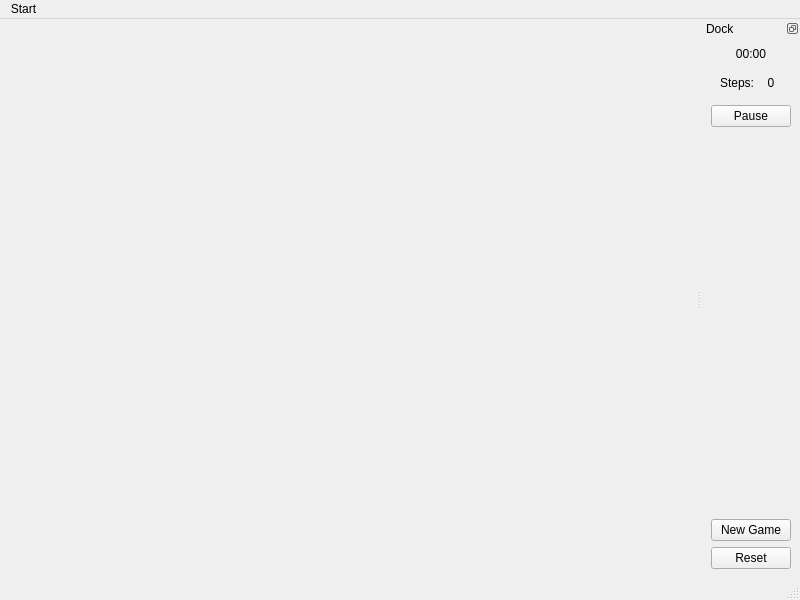
First picture: the form in mainwindow.ui, repository FettGoenner/coma3, before the edit.
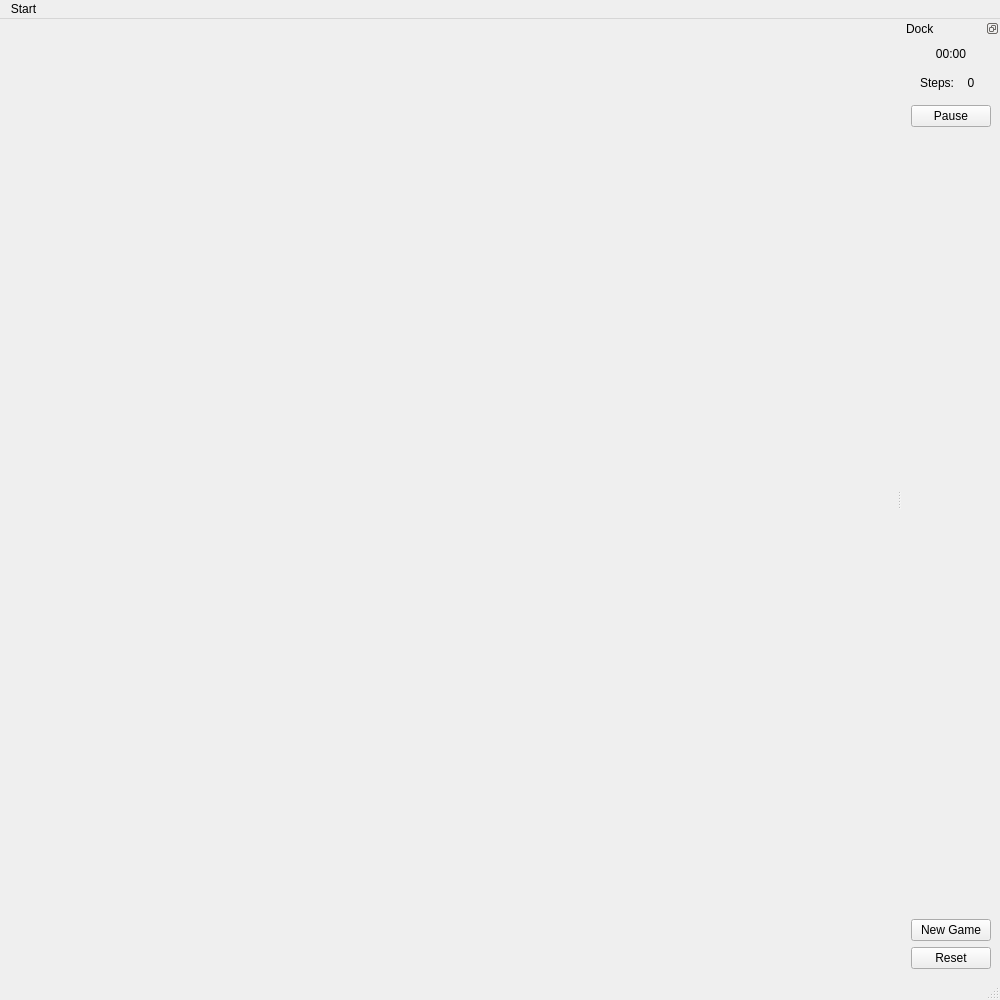
Second picture: the form after the edit.

What changed in the file:
```diff
--- a/mainwindow.ui
+++ b/mainwindow.ui
@@ -6,8 +6,8 @@
    <rect>
     <x>0</x>
     <y>0</y>
-    <width>800</width>
-    <height>600</height>
+    <width>1000</width>
+    <height>1000</height>
    </rect>
   </property>
   <property name="windowTitle">
@@ -19,7 +19,17 @@
   <widget class="QWidget" name="centralwidget">
    <layout class="QHBoxLayout" name="horizontalLayout">
     <item>
-     <widget class="QWidget" name="gameWindow" native="true"/>
+     <widget class="QWidget" name="gameWindow" native="true">
+      <property name="enabled">
+       <bool>true</bool>
+      </property>
+      <property name="minimumSize">
+       <size>
+        <width>200</width>
+        <height>200</height>
+       </size>
+      </property>
+     </widget>
     </item>
    </layout>
   </widget>
@@ -28,8 +38,8 @@
     <rect>
      <x>0</x>
      <y>0</y>
-     <width>800</width>
-     <height>24</height>
+     <width>1000</width>
+     <height>22</height>
     </rect>
    </property>
    <widget class="QMenu" name="menuStart">
```
